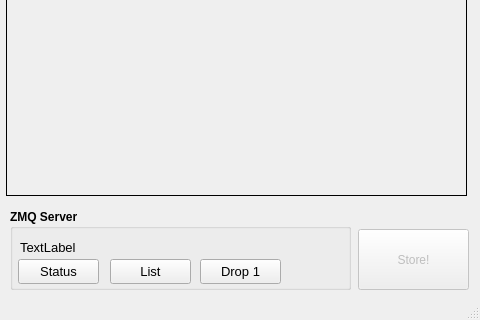
Old version of the form zmq-uploader/ui-main.ui in the repository AlanFromJapan/zeromq-simplestorage; both pictures show x 0 to 480 and y 320 to 640 of the 480 by 640 pixel window.
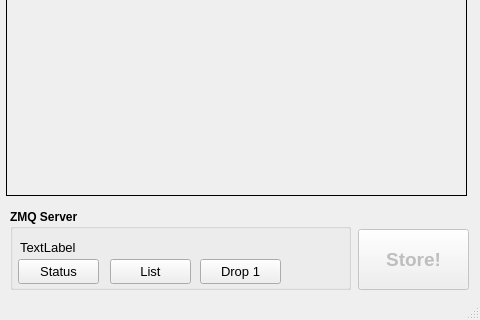
New version of the form.

```diff
--- a/zmq-uploader/ui-main.ui
+++ b/zmq-uploader/ui-main.ui
@@ -57,6 +57,13 @@
       <height>61</height>
      </rect>
     </property>
+    <property name="font">
+     <font>
+      <pointsize>14</pointsize>
+      <weight>75</weight>
+      <bold>true</bold>
+     </font>
+    </property>
     <property name="text">
      <string>Store!</string>
     </property>
```
